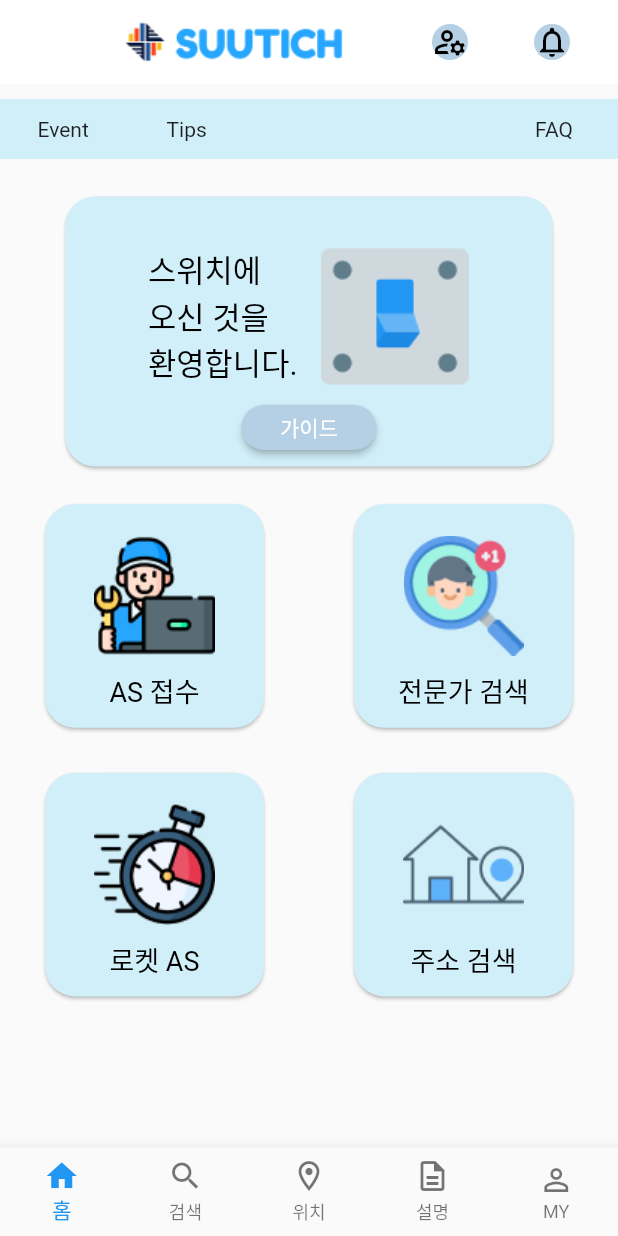
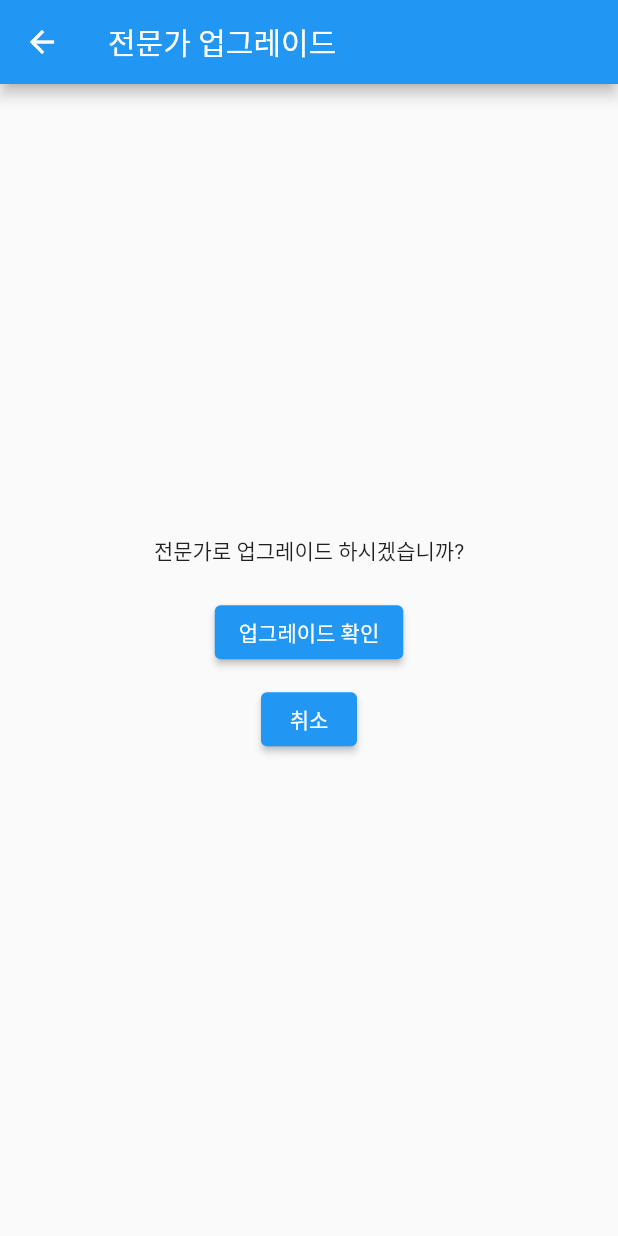
Before and after one commit to seung9526/Spring_Flutter_App_Lasuri, a Flutter app: the MainPage screen opened by its route, after a tap on the "manage accounts" icon, on a phone screen of 412 x 824 dp. Run offline on Flutter 3.47's test engine with Material 2 defaults, Android fonts, the phone set to English and light mode, and no system bars.

Commit message:
전문가권한 구현 중

```diff
--- a/lib/main.dart
+++ b/lib/main.dart
@@ -27,7 +27,7 @@ class MyApp extends StatelessWidget {
           'register': (BuildContext context) => RegisterPage(),
           'home': (BuildContext context) => MainPage(),
         },
-        home: LoginPage(),
+        home: MainPage(),
 
       ),
     );
--- a/lib/screens/home.dart
+++ b/lib/screens/home.dart
@@ -1,4 +1,5 @@
 import 'package:flutter/material.dart';
+import 'package:suuitch/screens/roleUp_page.dart';
 
 class MainPage extends StatefulWidget {
   @override
@@ -14,11 +15,11 @@ class _MainPageState extends State<MainPage> with TickerProviderStateMixin {
         backgroundColor: Colors.white,
         elevation: 0.0,
         title: Padding(
-          padding: EdgeInsets.symmetric(horizontal: 10.0),
+          padding: EdgeInsets.symmetric(horizontal: 5.0),
           child: Row(
             children: <Widget>[
               Expanded(
-                child: Image.asset('assets/logo/suuitch_main_logo.png', height: 45),
+                child: Image.asset('assets/logo/suuitch_main_logo.png'),
               ),
             ],
           ),
@@ -27,6 +28,11 @@ class _MainPageState extends State<MainPage> with TickerProviderStateMixin {
           IconButton(
             onPressed: () {
               // 아이콘을 눌렀을 때 수행할 작업
+              Navigator.push(
+                context,MaterialPageRoute(
+                  builder: (context) => RoleUpPage()
+                ),
+              );
             },
             icon: Ink(
               decoration: BoxDecoration(
@@ -40,7 +46,7 @@ class _MainPageState extends State<MainPage> with TickerProviderStateMixin {
             ),
           ),
           Padding(
-            padding: const EdgeInsets.symmetric(horizontal: 20.0),
+            padding: const EdgeInsets.symmetric(horizontal: 17.0),
             child: IconButton(
               onPressed: () {
                 // 아이콘을 눌렀을 때 수행할 작업
--- a/lib/screens/register.dart
+++ b/lib/screens/register.dart
@@ -52,7 +52,7 @@ class _RegisterPageState extends State<RegisterPage> {
   }
 
   Future<void> registerUser() async {
-    final String apiUrl = 'http://192.168.0.18:8081/api/user/register';
+    final String apiUrl = 'http://192.168.50.135:8081/api/user/register';
 
     // 입력한 데이터 가져오기
     final String email = emailController.text;
--- /dev/null
+++ b/lib/screens/roleUp_page.dart
@@ -0,0 +1,83 @@
+import 'package:flutter/material.dart';
+import 'package:http/http.dart' as http;
+import 'dart:convert';
+
+class RoleUpPage extends StatefulWidget {
+  @override
+  State<RoleUpPage> createState() => _RoleUpPage();
+}
+
+class _RoleUpPage extends State<RoleUpPage> {
+  // 사용자 정보
+  Map<String, dynamic> userInfo = {
+    "userEmail": "string",       // 사용자 이메일
+    "userPassword": "string",   // 사용자 비밀번호
+    "userName": "string",       // 사용자 이름
+    "userAddress": "string",   // 사용자 주소
+  };
+
+  // 서버 URL
+  final String serverUrl = 'http://192.168.0.18:8081/api/user/pro';
+
+  // 업데이트 요청 함수
+  Future<void> updateRole() async {
+    // HTTP 요청 헤더 설정
+    final headers = <String, String>{
+      'Content-Type': 'application/json;charset=UTF-8',
+    };
+
+    try {
+      final response = await http.put(
+        Uri.parse(serverUrl),
+        headers: headers,
+        body: jsonEncode(userInfo), // 사용자 정보를 JSON 형식으로 인코딩하여 전송
+      );
+
+      if (response.statusCode == 200) {
+        // 서버에서 200 상태 코드가 반환되면 업데이트 성공
+        // 업데이트 성공에 대한 처리를 여기에 추가하세요.
+      } else {
+        // 업데이트 실패에 대한 처리를 여기에 추가하세요.
+        // response.statusCode 를 통해 상태 코드에 따른 예외 처리를 수행할 수 있습니다.
+      }
+    } catch (error) {
+      // 네트워크 오류 또는 예외 발생 시 처리
+    }
+  }
+
+  @override
+  Widget build(BuildContext context) {
+    return Scaffold(
+      appBar: AppBar(
+        title: Text('전문가 업그레이드'),
+      ),
+      body: Center(
+        child: Column(
+          mainAxisAlignment: MainAxisAlignment.center,
+          children: <Widget>[
+            Text('전문가로 업그레이드 하시겠습니까?'),
+            SizedBox(height: 20),
+
+            ElevatedButton(
+              onPressed: () {
+                // 업그레이드 확인 버튼을 눌렀을 때 업데이트 요청 보내기
+                updateRole();
+              },
+              child: Text('업그레이드 확인'),
+            ),
+            SizedBox(height: 10),
+
+            ElevatedButton(
+              onPressed: () {
+                Navigator.pop(context);
+              },
+              child: Text('취소'),
+            ),
+
+            SizedBox(height: 20),
+          ],
+        ),
+      ),
+    );
+  }
+}
--- a/lib/service/login_service.dart
+++ b/lib/service/login_service.dart
@@ -3,7 +3,7 @@ import 'dart:convert';
 
 class LoginService {
   Future<Map<String, dynamic>> login(String email, String password) async {
-    final url = Uri.parse('http://192.168.0.18:8081/api/user/login');
+    final url = Uri.parse('http://192.168.50.135:8081/api/user/login');
 
     final loginData = {
       "email": email,
```
Also changed, not shown: 1 other file.
